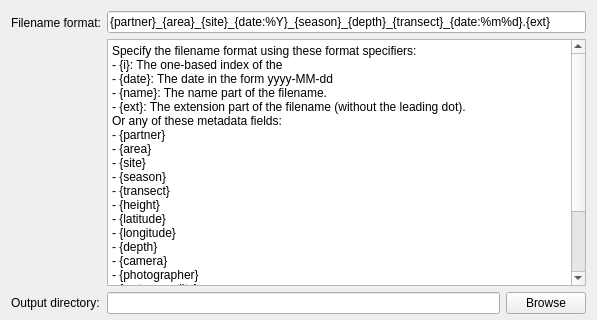
CAMBioMed/preprocessor, file src/preprocessor/gui/export_dialog.ui: the form before one commit; both pictures show x 0 to 597 and y 0 to 320 of the 597 by 637 pixel window.
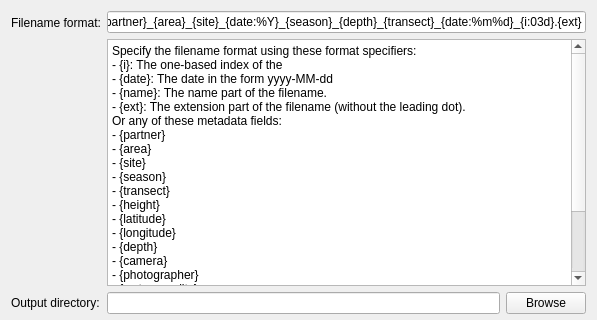
The form after the commit.

Commit message: Fix filename format pattern string

Diff of the .ui file:
```diff
--- a/src/preprocessor/gui/export_dialog.ui
+++ b/src/preprocessor/gui/export_dialog.ui
@@ -163,7 +163,7 @@
          <item>
           <widget class="QLineEdit" name="txtFilename">
            <property name="text">
-            <string>{partner}_{area}_{site}_{date:%Y}_{season}_{depth}_{transect}_{date:%m%d}.{ext}</string>
+            <string>{partner}_{area}_{site}_{date:%Y}_{season}_{depth}_{transect}_{date:%m%d}_{i:03d}.{ext}</string>
            </property>
            <property name="readOnly">
             <bool>true</bool>
```
The commit also changes 1 other file.
